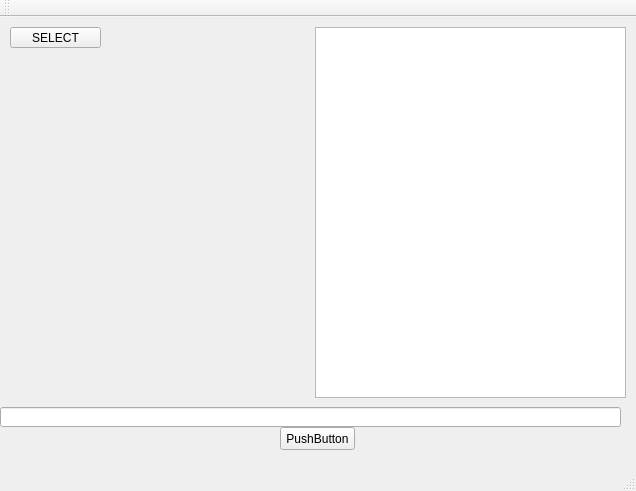
This is GUI/QueueQuerryDictinonary/QQD/mainwindow.ui in Nukem74/QTSolutions as Qt 5 draws it before an edit. The edited form follows.
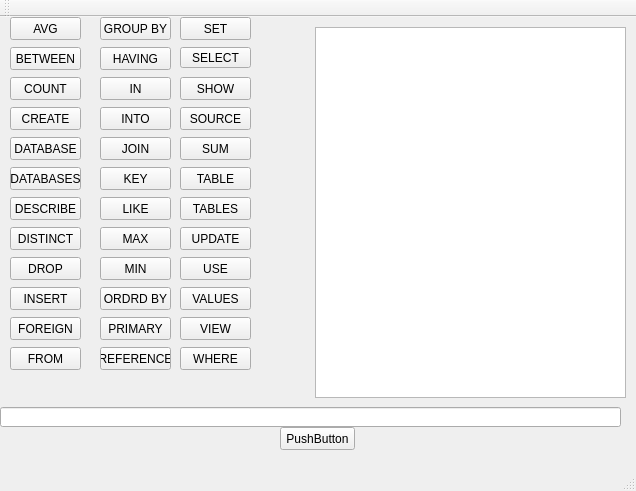
This is the edited form.

Diff of the .ui file:
```diff
--- a/GUI/QueueQuerryDictinonary/QQD/mainwindow.ui
+++ b/GUI/QueueQuerryDictinonary/QQD/mainwindow.ui
@@ -50,9 +50,9 @@
    <widget class="QPushButton" name="pushButton_2">
     <property name="geometry">
      <rect>
-      <x>10</x>
-      <y>10</y>
-      <width>91</width>
+      <x>180</x>
+      <y>30</y>
+      <width>71</width>
       <height>21</height>
      </rect>
     </property>
@@ -60,6 +60,461 @@
      <string>SELECT</string>
     </property>
    </widget>
+   <widget class="QPushButton" name="SHOW_button">
+    <property name="geometry">
+     <rect>
+      <x>180</x>
+      <y>60</y>
+      <width>71</width>
+      <height>23</height>
+     </rect>
+    </property>
+    <property name="text">
+     <string>SHOW</string>
+    </property>
+   </widget>
+   <widget class="QPushButton" name="CREATE_button">
+    <property name="geometry">
+     <rect>
+      <x>10</x>
+      <y>90</y>
+      <width>71</width>
+      <height>23</height>
+     </rect>
+    </property>
+    <property name="text">
+     <string>CREATE</string>
+    </property>
+   </widget>
+   <widget class="QPushButton" name="DATABASE_button">
+    <property name="geometry">
+     <rect>
+      <x>10</x>
+      <y>120</y>
+      <width>71</width>
+      <height>23</height>
+     </rect>
+    </property>
+    <property name="text">
+     <string>DATABASE</string>
+    </property>
+   </widget>
+   <widget class="QPushButton" name="DATABASES_button">
+    <property name="geometry">
+     <rect>
+      <x>10</x>
+      <y>150</y>
+      <width>71</width>
+      <height>23</height>
+     </rect>
+    </property>
+    <property name="text">
+     <string>DATABASES</string>
+    </property>
+   </widget>
+   <widget class="QPushButton" name="TABLES_button">
+    <property name="geometry">
+     <rect>
+      <x>180</x>
+      <y>180</y>
+      <width>71</width>
+      <height>23</height>
+     </rect>
+    </property>
+    <property name="text">
+     <string>TABLES</string>
+    </property>
+   </widget>
+   <widget class="QPushButton" name="TABLE_button">
+    <property name="geometry">
+     <rect>
+      <x>180</x>
+      <y>150</y>
+      <width>71</width>
+      <height>23</height>
+     </rect>
+    </property>
+    <property name="text">
+     <string>TABLE</string>
+    </property>
+   </widget>
+   <widget class="QPushButton" name="USE_button">
+    <property name="geometry">
+     <rect>
+      <x>180</x>
+      <y>240</y>
+      <width>71</width>
+      <height>23</height>
+     </rect>
+    </property>
+    <property name="text">
+     <string>USE</string>
+    </property>
+   </widget>
+   <widget class="QPushButton" name="SOURCE_button">
+    <property name="geometry">
+     <rect>
+      <x>180</x>
+      <y>90</y>
+      <width>71</width>
+      <height>23</height>
+     </rect>
+    </property>
+    <property name="text">
+     <string>SOURCE</string>
+    </property>
+   </widget>
+   <widget class="QPushButton" name="DROP_button">
+    <property name="geometry">
+     <rect>
+      <x>10</x>
+      <y>240</y>
+      <width>71</width>
+      <height>23</height>
+     </rect>
+    </property>
+    <property name="text">
+     <string>DROP</string>
+    </property>
+   </widget>
+   <widget class="QPushButton" name="KEY_button">
+    <property name="geometry">
+     <rect>
+      <x>100</x>
+      <y>150</y>
+      <width>71</width>
+      <height>23</height>
+     </rect>
+    </property>
+    <property name="text">
+     <string>KEY</string>
+    </property>
+   </widget>
+   <widget class="QPushButton" name="PRIMARY_button">
+    <property name="geometry">
+     <rect>
+      <x>100</x>
+      <y>300</y>
+      <width>71</width>
+      <height>23</height>
+     </rect>
+    </property>
+    <property name="text">
+     <string>PRIMARY</string>
+    </property>
+   </widget>
+   <widget class="QPushButton" name="FOREIGN_button">
+    <property name="geometry">
+     <rect>
+      <x>10</x>
+      <y>300</y>
+      <width>71</width>
+      <height>23</height>
+     </rect>
+    </property>
+    <property name="text">
+     <string>FOREIGN</string>
+    </property>
+   </widget>
+   <widget class="QPushButton" name="REFERENCE_button">
+    <property name="geometry">
+     <rect>
+      <x>100</x>
+      <y>330</y>
+      <width>71</width>
+      <height>23</height>
+     </rect>
+    </property>
+    <property name="text">
+     <string>REFERENCE</string>
+    </property>
+   </widget>
+   <widget class="QPushButton" name="DESCRIBE_button">
+    <property name="geometry">
+     <rect>
+      <x>10</x>
+      <y>180</y>
+      <width>71</width>
+      <height>23</height>
+     </rect>
+    </property>
+    <property name="text">
+     <string>DESCRIBE</string>
+    </property>
+   </widget>
+   <widget class="QPushButton" name="INSERT_button">
+    <property name="geometry">
+     <rect>
+      <x>10</x>
+      <y>270</y>
+      <width>71</width>
+      <height>23</height>
+     </rect>
+    </property>
+    <property name="text">
+     <string>INSERT</string>
+    </property>
+   </widget>
+   <widget class="QPushButton" name="INTO_button">
+    <property name="geometry">
+     <rect>
+      <x>100</x>
+      <y>90</y>
+      <width>71</width>
+      <height>23</height>
+     </rect>
+    </property>
+    <property name="text">
+     <string>INTO</string>
+    </property>
+   </widget>
+   <widget class="QPushButton" name="VALUES_button">
+    <property name="geometry">
+     <rect>
+      <x>180</x>
+      <y>270</y>
+      <width>71</width>
+      <height>23</height>
+     </rect>
+    </property>
+    <property name="text">
+     <string>VALUES</string>
+    </property>
+   </widget>
+   <widget class="QPushButton" name="UPDATE_button">
+    <property name="geometry">
+     <rect>
+      <x>180</x>
+      <y>210</y>
+      <width>71</width>
+      <height>23</height>
+     </rect>
+    </property>
+    <property name="text">
+     <string>UPDATE</string>
+    </property>
+   </widget>
+   <widget class="QPushButton" name="SET_button">
+    <property name="geometry">
+     <rect>
+      <x>180</x>
+      <y>0</y>
+      <width>71</width>
+      <height>23</height>
+     </rect>
+    </property>
+    <property name="text">
+     <string>SET</string>
+    </property>
+   </widget>
+   <widget class="QPushButton" name="WHERE_button">
+    <property name="geometry">
+     <rect>
+      <x>180</x>
+      <y>330</y>
+      <width>71</width>
+      <height>23</height>
+     </rect>
+    </property>
+    <property name="text">
+     <string>WHERE</string>
+    </property>
+   </widget>
+   <widget class="QPushButton" name="GROUP_BY_button">
+    <property name="geometry">
+     <rect>
+      <x>100</x>
+      <y>0</y>
+      <width>71</width>
+      <height>23</height>
+     </rect>
+    </property>
+    <property name="text">
+     <string>GROUP BY</string>
+    </property>
+   </widget>
+   <widget class="QPushButton" name="FROM_button">
+    <property name="geometry">
+     <rect>
+      <x>10</x>
+      <y>330</y>
+      <width>71</width>
+      <height>23</height>
+     </rect>
+    </property>
+    <property name="text">
+     <string>FROM</string>
+    </property>
+   </widget>
+   <widget class="QPushButton" name="DISTINCT_button">
+    <property name="geometry">
+     <rect>
+      <x>10</x>
+      <y>210</y>
+      <width>71</width>
+      <height>23</height>
+     </rect>
+    </property>
+    <property name="text">
+     <string>DISTINCT</string>
+    </property>
+   </widget>
+   <widget class="QPushButton" name="COUNT_button">
+    <property name="geometry">
+     <rect>
+      <x>10</x>
+      <y>60</y>
+      <width>71</width>
+      <height>23</height>
+     </rect>
+    </property>
+    <property name="text">
+     <string>COUNT</string>
+    </property>
+   </widget>
+   <widget class="QPushButton" name="MAX_button">
+    <property name="geometry">
+     <rect>
+      <x>100</x>
+      <y>210</y>
+      <width>71</width>
+      <height>23</height>
+     </rect>
+    </property>
+    <property name="text">
+     <string>MAX</string>
+    </property>
+   </widget>
+   <widget class="QPushButton" name="MIN_button">
+    <property name="geometry">
+     <rect>
+      <x>100</x>
+      <y>240</y>
+      <width>71</width>
+      <height>23</height>
+     </rect>
+    </property>
+    <property name="text">
+     <string>MIN</string>
+    </property>
+   </widget>
+   <widget class="QPushButton" name="SUM_button">
+    <property name="geometry">
+     <rect>
+      <x>180</x>
+      <y>120</y>
+      <width>71</width>
+      <height>23</height>
+     </rect>
+    </property>
+    <property name="text">
+     <string>SUM</string>
+    </property>
+   </widget>
+   <widget class="QPushButton" name="AVG_button">
+    <property name="geometry">
+     <rect>
+      <x>10</x>
+      <y>0</y>
+      <width>71</width>
+      <height>23</height>
+     </rect>
+    </property>
+    <property name="text">
+     <string>AVG</string>
+    </property>
+   </widget>
+   <widget class="QPushButton" name="HAVING_button">
+    <property name="geometry">
+     <rect>
+      <x>100</x>
+      <y>30</y>
+      <width>71</width>
+      <height>23</height>
+     </rect>
+    </property>
+    <property name="text">
+     <string>HAVING</string>
+    </property>
+   </widget>
+   <widget class="QPushButton" name="ORDERED_BY_button">
+    <property name="geometry">
+     <rect>
+      <x>100</x>
+      <y>270</y>
+      <width>71</width>
+      <height>23</height>
+     </rect>
+    </property>
+    <property name="text">
+     <string>ORDRD BY</string>
+    </property>
+   </widget>
+   <widget class="QPushButton" name="BETWEEN_button">
+    <property name="geometry">
+     <rect>
+      <x>10</x>
+      <y>30</y>
+      <width>71</width>
+      <height>23</height>
+     </rect>
+    </property>
+    <property name="text">
+     <string>BETWEEN</string>
+    </property>
+   </widget>
+   <widget class="QPushButton" name="LIKE_button">
+    <property name="geometry">
+     <rect>
+      <x>100</x>
+      <y>180</y>
+      <width>71</width>
+      <height>23</height>
+     </rect>
+    </property>
+    <property name="text">
+     <string>LIKE</string>
+    </property>
+   </widget>
+   <widget class="QPushButton" name="IN_button">
+    <property name="geometry">
+     <rect>
+      <x>100</x>
+      <y>60</y>
+      <width>71</width>
+      <height>23</height>
+     </rect>
+    </property>
+    <property name="text">
+     <string>IN</string>
+    </property>
+   </widget>
+   <widget class="QPushButton" name="JOIN_button">
+    <property name="geometry">
+     <rect>
+      <x>100</x>
+      <y>120</y>
+      <width>71</width>
+      <height>23</height>
+     </rect>
+    </property>
+    <property name="text">
+     <string>JOIN</string>
+    </property>
+   </widget>
+   <widget class="QPushButton" name="VIEW_button">
+    <property name="geometry">
+     <rect>
+      <x>180</x>
+      <y>300</y>
+      <width>71</width>
+      <height>23</height>
+     </rect>
+    </property>
+    <property name="text">
+     <string>VIEW</string>
+    </property>
+   </widget>
   </widget>
   <widget class="QMenuBar" name="menuBar">
    <property name="geometry">
```
Left out of the diff: 2 changed lines with no effect on the pictures.
